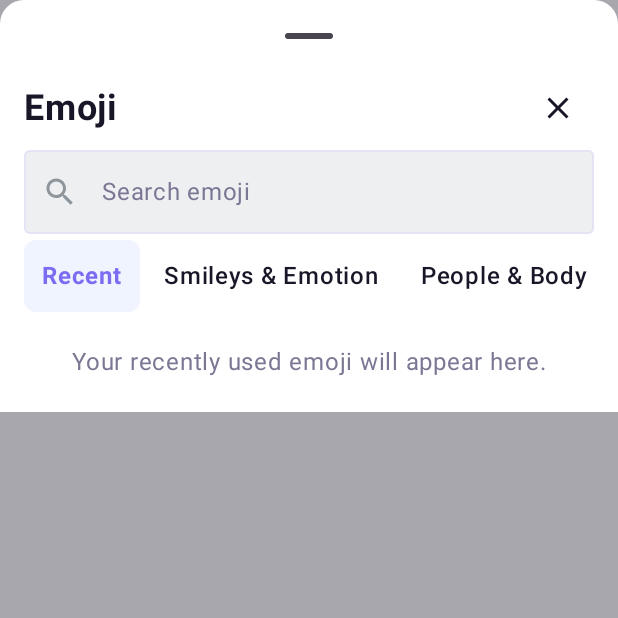
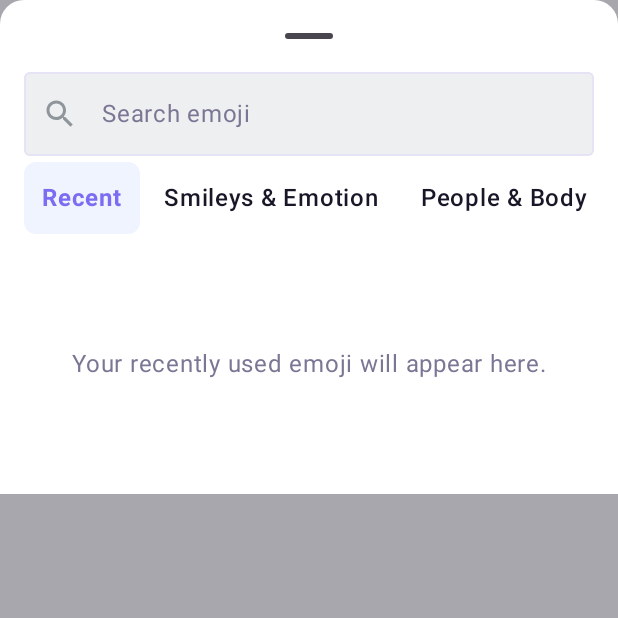
Before and after one commit to hwdavr/NotesTakingApp, an Android app built with Jetpack Compose: the composable EmojiPickerBottomSheet shown on its own in the app's theme, on a phone screen of 412 x 824 dp, the top half of it. Run offline under Robolectric (Android 15) with nearby library versions, the light colour scheme and no system bars; 1 statement that could not run was skipped.

Commit message:
fix(note-emoji): revise picker layout

```diff
--- a/app/src/main/java/com/example/notesapp/ui/editor/components/EmojiPickerBottomSheet.kt
+++ b/app/src/main/java/com/example/notesapp/ui/editor/components/EmojiPickerBottomSheet.kt
@@ -77,7 +77,7 @@ fun EmojiPickerBottomSheet(
     ModalBottomSheet(
         onDismissRequest = onDismiss,
         modifier = Modifier
-            .fillMaxHeight(1f / 3f)
+            .fillMaxHeight(2f / 5f)
             .testTag("emoji_picker_sheet"),
         sheetState = rememberModalBottomSheetState(skipPartiallyExpanded = true),
         containerColor = colors.surface,
@@ -91,7 +91,6 @@ fun EmojiPickerBottomSheet(
                 .padding(start = 16.dp, top = 0.dp, end = 16.dp, bottom = 4.dp),
             verticalArrangement = Arrangement.spacedBy(4.dp)
         ) {
-            EmojiPickerHeader(onDismiss = onDismiss)
             EmojiPickerSearchField(
                 query = uiState.query,
                 onQueryChange = onQueryChange,
@@ -109,35 +108,6 @@ fun EmojiPickerBottomSheet(
                 onSkinToneDismissed = onSkinToneDismissed,
                 onClearQuery = onClearQuery,
                 modifier = Modifier.weight(1f)
-            )
-        }
-    }
-}
-
-@Composable
-private fun EmojiPickerHeader(onDismiss: () -> Unit) {
-    val colors = LocalAppColors.current
-    Row(
-        modifier = Modifier.fillMaxWidth(),
-        verticalAlignment = Alignment.CenterVertically
-    ) {
-        Text(
-            text = stringResource(R.string.emoji_picker_title),
-            color = colors.textPrimary,
-            fontSize = 24.sp,
-            fontWeight = FontWeight.Bold,
-            modifier = Modifier.weight(1f)
-        )
-        IconButton(
-            onClick = onDismiss,
-            modifier = Modifier
-                .size(48.dp)
-                .testTag("emoji_picker_close")
-        ) {
-            Icon(
-                imageVector = Icons.Outlined.Close,
-                contentDescription = stringResource(R.string.emoji_picker_close_description),
-                tint = colors.textPrimary
             )
         }
     }
--- a/app/src/main/res/values/strings.xml
+++ b/app/src/main/res/values/strings.xml
@@ -149,8 +149,6 @@
     <string name="editor_mention_description">Mention</string>
     <string name="editor_emoticon_description">Insert emoticon</string>
     <string name="emoji_picker_read_only_description">Emoji insertion is unavailable in a read-only note.</string>
-    <string name="emoji_picker_title">Emoji</string>
-    <string name="emoji_picker_close_description">Close emoji picker</string>
     <string name="emoji_picker_recent_category">Recent</string>
     <string name="emoji_picker_category_smileys_emotion">Smileys &amp; Emotion</string>
     <string name="emoji_picker_category_people_body">People &amp; Body</string>
```
Also changed, not shown: 2 other files.
